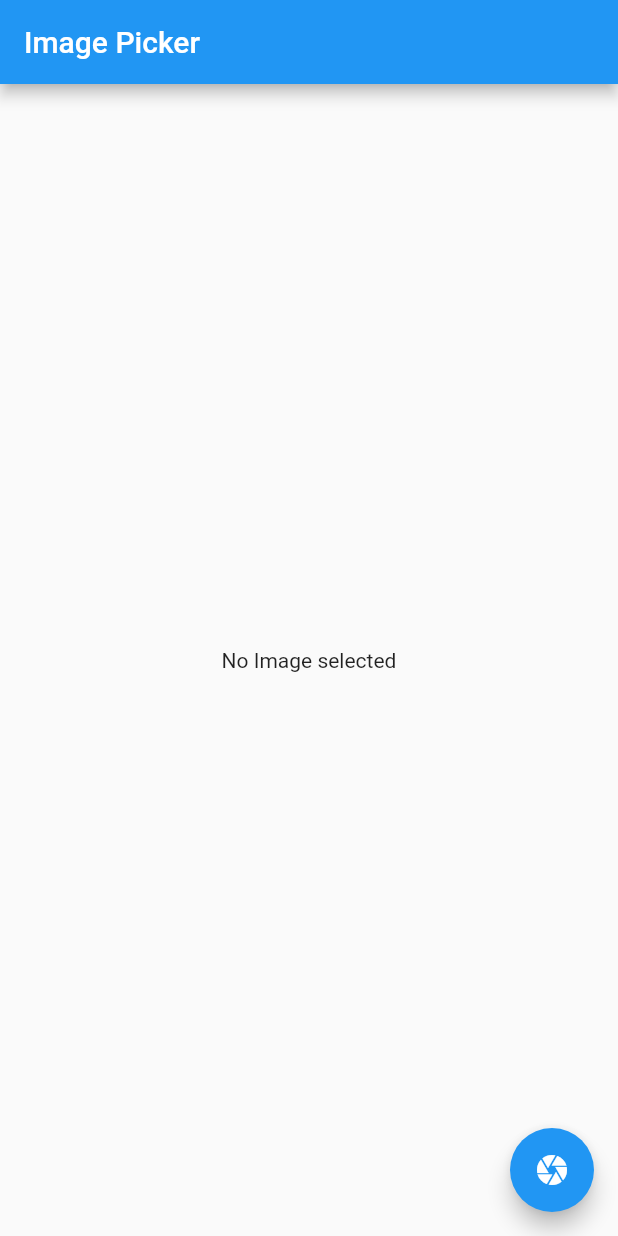
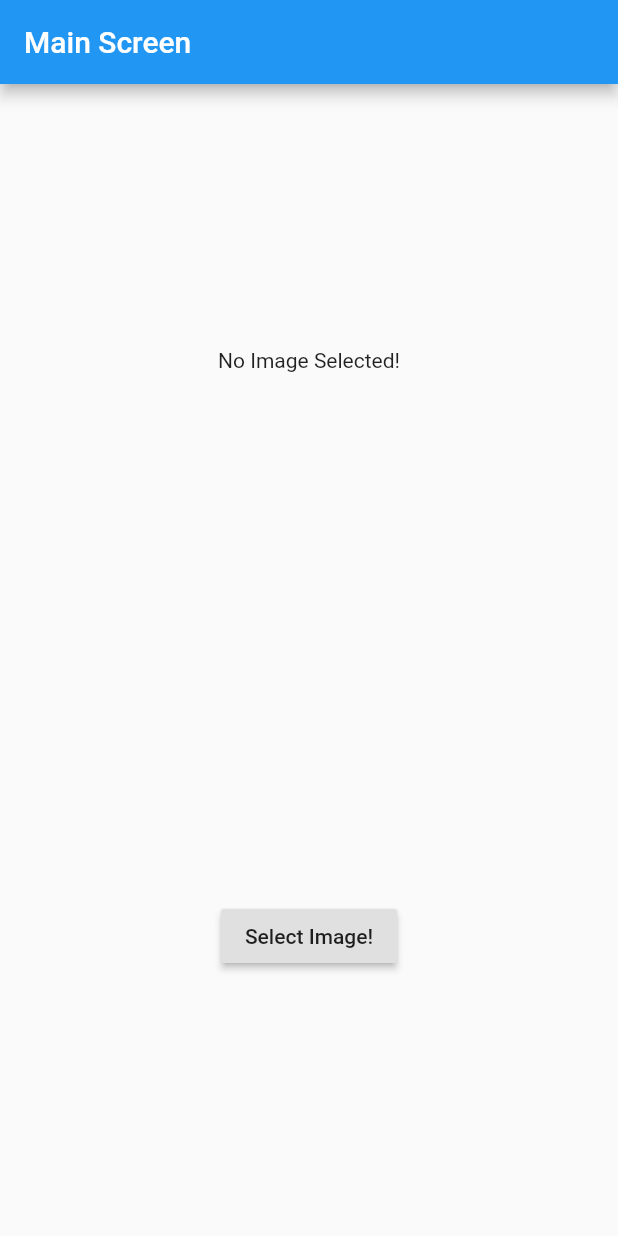
Before and after one commit to ironbatshashank/Camera-module-for-flutter, a Flutter app: the screen it shows after launch, on a phone screen of 412 x 824 dp. Run offline on Flutter 3.47's test engine with Material 2 defaults, Android fonts, the phone set to English and light mode, and no system bars; missing offline and left inert: dart:html.

```diff
--- a/lib/main.dart
+++ b/lib/main.dart
@@ -1,44 +1,39 @@
-import 'dart:io';
-import 'dart:async';
-import 'package:image_picker/image_picker.dart';
+import 'dart:html';
+
 import 'package:flutter/material.dart';
 
-void main() => runApp(MyApp());
-
-class MyApp extends StatefulWidget {
-  @override
-  State<StatefulWidget> createState() => new _MyAppState();
+void main() {
+  runApp(new MaterialApp(
+    title: "Camera App",
+    home: LandingScreen(),
+    ));
 }
 
-class _MyAppState extends State<MyApp> {
-  File _image;
+class LandingScreen extends StatefulWidget {
+  @override
+  _LandingScreenState createState() => _LandingScreenState();
+}
 
-  Future getImage() async {
-    var image = await ImagePicker.pickImage(source: ImageSource.camera);
-    setState(() {
-      _image = image;
-    });
-  }
-
+class _LandingScreenState extends State<LandingScreen> {
   @override
   Widget build(BuildContext context) {
-    return new MaterialApp(
-      title: 'Image Picker',
-      home: new Scaffold(
-        appBar: new AppBar(
-          title: new Text('Image Picker'),
-        ),
-        body: new Center(
-          child: _image == null
-              ? new Text('No Image selected')
-              : new Image.file(_image),
-        ),
-        floatingActionButton: new FloatingActionButton(
-          onPressed: getImage,
-          tooltip: 'Pick Image',
-          child: new Icon(Icons.camera),
-        ),
+    return Scaffold(
+      appBar: AppBar(
+        title: Text("Main Screen"),
       ),
+      body: Container(
+        child: Center(
+          child: Column(
+            mainAxisAlignment: MainAxisAlignment.spaceAround,
+            children: <Widget>[
+              Text("No Image Selected!"),
+              RaisedButton(onPressed: (){
+
+              },child: Text("Select Image!"),)
+            ],
+          )
+          )
+      )
     );
   }
 }
--- a/pubspec.yaml
+++ b/pubspec.yaml
@@ -17,6 +17,7 @@ environment:
   sdk: ">=2.1.0 <3.0.0"
 
 dependencies:
+  image_picker:
   flutter:
     sdk: flutter
 
```
Also changed, not shown: pubspec.lock, 17 other files.
